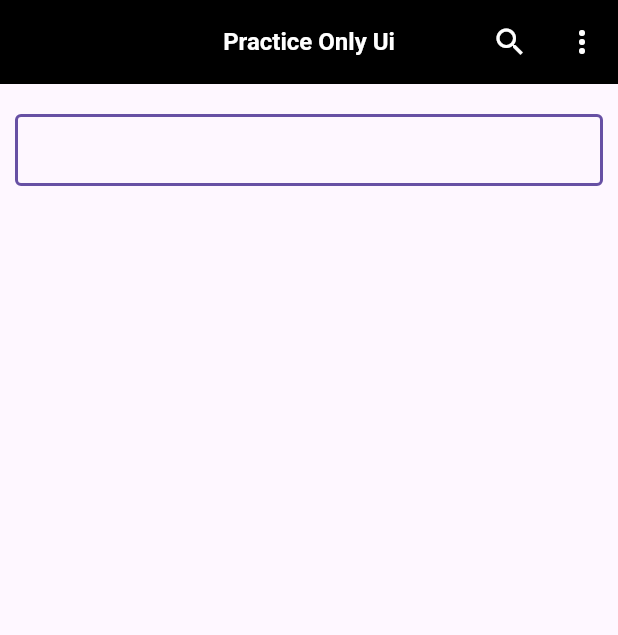
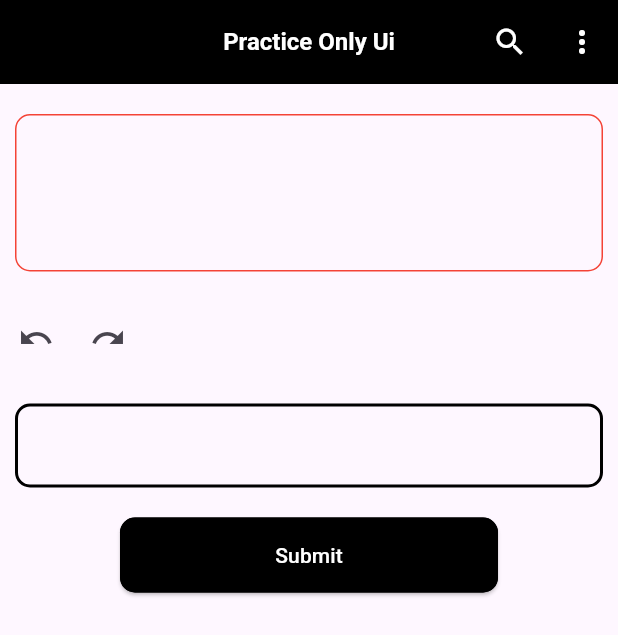
Before and after one commit to Akhi626052/practice_dart_ui, a Flutter app: the TextFieldPraSecond screen opened directly, on a phone screen of 412 x 824 dp. Shown: the top 635 px of the screen. Run offline on Flutter 3.47's test engine with Material 3 defaults, Android fonts, the phone set to English and light mode, and no system bars; our stand-ins replace bloc, firebase_auth, firebase_core, firebase_messaging, flutter_bloc, flutter_local_notifications and 6 more; accounts and stored records are empty.

Commit message:
text field property

```diff
--- a/lib/daily_read_ui_component/textfield_pra.dart
+++ b/lib/daily_read_ui_component/textfield_pra.dart
@@ -17,10 +17,13 @@ class TextFieldPraSecond extends StatefulWidget{
   State<TextFieldPraSecond> createState() => _TextFieldPraSecondState();
 }
 class _TextFieldPraSecondState extends State<TextFieldPraSecond>{
-  final ScrollController _controller = ScrollController();
+  // final ScrollController _controller = ScrollController();
+  final UndoHistoryController undoController = UndoHistoryController();
+  final ScrollController _scrollController = ScrollController();
   @override
   void dispose() {
-    _controller.dispose();
+    _scrollController.dispose();
+     undoController.dispose();
      super.dispose();
   }
   // TextEditingController   // TextField text control
@@ -28,10 +31,7 @@ class _TextFieldPraSecondState extends State<TextFieldPraSecond>{
   // PageController          // PageView control
   // TabController           // TabBar control
   // AnimationController     // Animations
-
-
-
-
+ final _formKey = GlobalKey<FormState>();
 @override
 Widget build(BuildContext context){
     return PopScope(
@@ -41,6 +41,7 @@ Widget build(BuildContext context){
         FocusManager.instance.primaryFocus?.unfocus();
       },
       child: Scaffold(
+        resizeToAvoidBottomInset: true,// overflow error ke li-ya
         appBar: AppBar(
           backgroundColor: Colors.black,
           title: Text("Practice Only Ui"),
@@ -54,17 +55,29 @@ Widget build(BuildContext context){
 
         ),
         body:
-
-
-            Column(
+            SingleChildScrollView(
+              child: Column(
                 mainAxisAlignment: MainAxisAlignment.start,
                 children: [
                   Container(
+                    // height: double.infinity,
+                    // width: double.infinity,
                     margin: EdgeInsets.symmetric(horizontal: 10, vertical: 20),// only, all
                     child: TextField(
-                    autofocus: true,
+                      // readOnly: true,
+                      // enabled: false,
+                      // readOnly: true,
+                      // showCursor: false,
+                      undoController: undoController,
+                      // scrollPadding: ,
+                      // scrollPhysics: ,
+                      maxLines: 5,
+                      scrollController: _scrollController,
+                      style: TextStyle(fontSize: 14, fontWeight: FontWeight.bold, color: Colors.black),
+                      enabled: true,
+                      autofocus: false, // true
                       cursorColor: Colors.black,
-                    keyboardType: TextInputType.text,
+
                       onChanged: (value){
                         print("Value changed: $value");
                       },
@@ -72,9 +85,6 @@ Widget build(BuildContext context){
                         print("object11111");
                       },
                       autocorrect: true,
-                    // enabled: false,
-                    // readOnly: true,
-                    // showCursor: false,
                       onTapOutside: (_){
                         FocusScope.of(context).unfocus();
                         // FocusManager.instance.primaryFocus?.unfocus();
@@ -82,10 +92,12 @@ Widget build(BuildContext context){
                       textDirection: TextDirection.ltr,//rtl
                       smartDashesType: SmartDashesType.enabled,
                       textAlign: TextAlign.start,
-                    textInputAction: TextInputAction.done,// Done, Next, Search, Send, Go, // next, search, send, go, newline
+
+                      // keyboardType: TextInputType.text,
+                      keyboardType: TextInputType.multiline,
+                      textInputAction: TextInputAction.newline,// done, Done, Next, Search, Send, Go, // next, search, send, go, newline
                       autofillHints: [AutofillHints.email],
-                    showCursor: false,
-                    scrollController: _controller,
+                      showCursor: true, // curser visible or not
                       key: ValueKey("textfield1"),
                       decoration: InputDecoration(
                         contentPadding: EdgeInsets.symmetric(horizontal: 10),
@@ -93,15 +105,105 @@ Widget build(BuildContext context){
                           borderSide: BorderSide(
                             width: 1, color: Colors.red,
                           )
+                        ),
+                        enabledBorder: OutlineInputBorder(
+                          borderSide: BorderSide(
+                            width: 1, color: Colors.red
+                          ),
+                          borderRadius: BorderRadius.circular(10)
+                        ),
+                        focusedBorder: OutlineInputBorder(
+                          borderRadius: BorderRadius.circular(10),
+                          borderSide: BorderSide(
+                            width: 1, color: Colors.black
                           )
+                        ),
+                        disabledBorder: OutlineInputBorder(
+                          borderSide: BorderSide(
+                            width: 1, color: Colors.blue
+                          ),
+                          borderRadius: BorderRadius.circular(10)
+                        ),
 
+                      ),
+
+                    ),
+                  ),
+
+                  Row(
+                    children: [
+                      IconButton(onPressed: (){
+                        undoController.undo();
+                      }, icon: Icon(Icons.undo)),
+                      IconButton(onPressed: (){
+                        undoController.redo();
+                      }, icon: Icon(Icons.redo)),
+                    ],
+                  ),
+                  SizedBox(height: 20,),
+                  Form(
+                    key: _formKey,
+                    child: Container(
+                      margin: EdgeInsets.symmetric(horizontal: 10),
+                      child: TextFormField(
+                        validator: (value) {
+                          if (value == null || value.isEmpty) {
+                            return "Name is required";
+                          }
+                          return null;
+                        },
+                        decoration: InputDecoration(
+                          errorBorder: OutlineInputBorder(
+                            borderSide: BorderSide(
+                              color: Colors.red,
+                              width: 2,),),
+                          focusedErrorBorder: OutlineInputBorder(
+                            borderSide: BorderSide(width: 2, color: Colors.green),
+                            borderRadius: BorderRadius.circular(10)
+                          ),
+                          enabledBorder: OutlineInputBorder(
+                            borderRadius: BorderRadius.circular(10),
+                            borderSide: BorderSide(
+                              width: 2, color: Colors.black
+                            ),
+                          ),
+                          // border: OutlineInputBorder( // di-fault color ke li-ya
+                          //   borderSide: BorderSide(width: 1,color: Colors.brown),
+                          //   borderRadius: BorderRadius.circular(10)
+                          // ),
+                          focusedBorder: OutlineInputBorder(
+                            borderRadius: BorderRadius.circular(10),
+                            borderSide: BorderSide(width: 1, color: Colors.brown),
+                          ),
+                        ),
+                      ),
+                      ),
+                  ),
+                  SizedBox(height: 20,),
+                  Container(
+                    margin: EdgeInsets.symmetric(horizontal: 80),
+                    child: ElevatedButton(
+                      onPressed: (){
+                      if(_formKey.currentState!.validate()){
+                        print("Form is valid");
+                      }else{
+                        print("Form is invalid");
+                      }
+                    }, child: Text("Submit"),
+                    style: ElevatedButton.styleFrom(
+                      foregroundColor: Colors.white,
+                      backgroundColor: Colors.black,
+                      minimumSize: Size(double.infinity, 50),
+                      shape: RoundedRectangleBorder(
+                        borderRadius: BorderRadius.circular(10),
+                        side: BorderSide(width: 1, color: Colors.black)
+                      ),
                     ),
                     ),
                   ),
                 ],
               ),
-
-
+            ),
       ),
     );
 }
```
Lines whose indentation alone changed are shown as unchanged.
